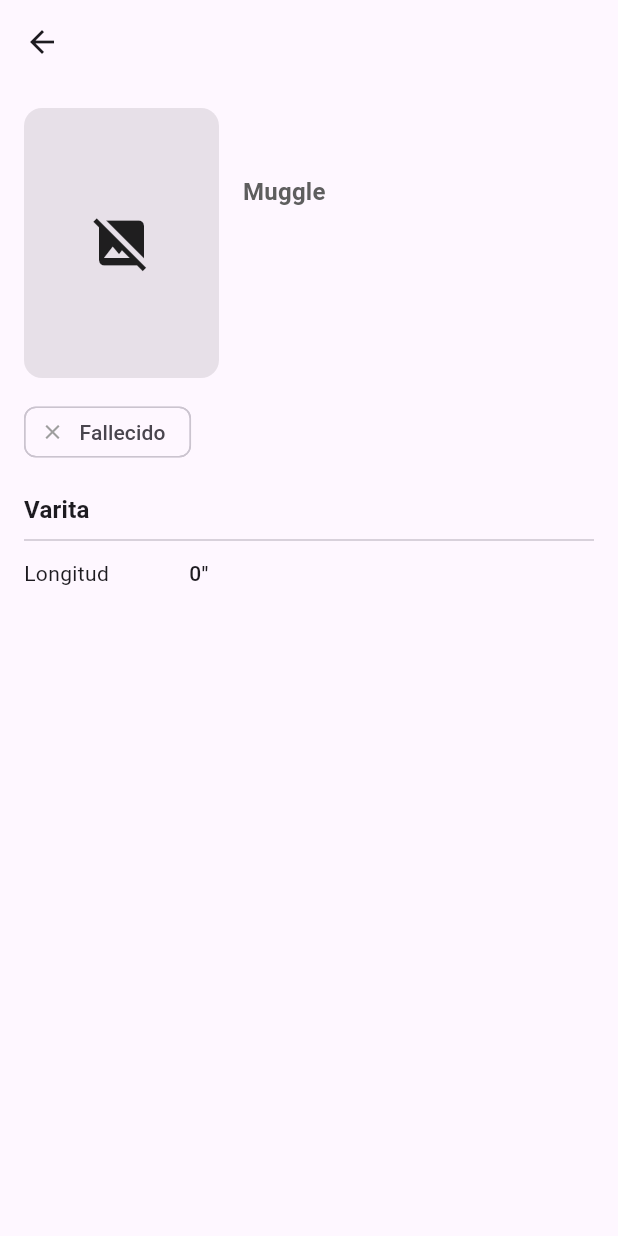
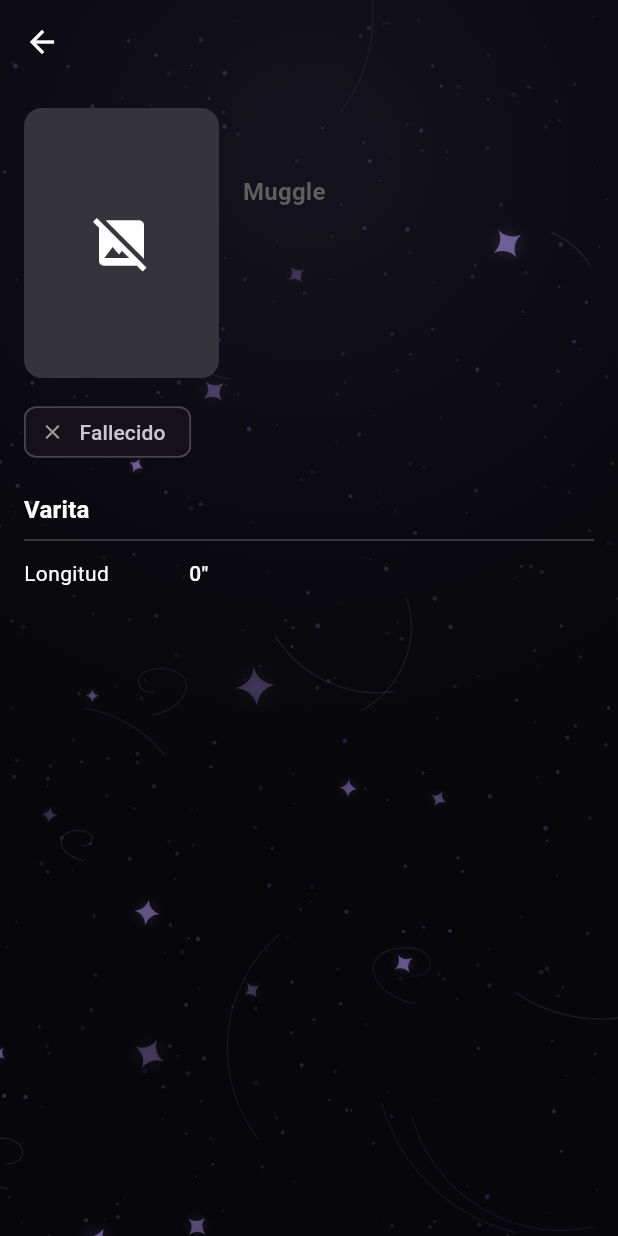
Before and after one commit to PabloMartinLopez/mundo-magico-app, a Flutter app: the CharacterTile widget shown alone on an empty page, opened directly with empty values, after a tap on the "person" icon, on a phone screen of 412 x 824 dp. Run offline on Flutter 3.47's test engine with Material 3 defaults, Android fonts, the phone set to English and light mode, and no system bars; network calls fail.

Commit message:
feat: Cambio de color background

````diff
--- a/lib/main.dart
+++ b/lib/main.dart
@@ -1,5 +1,6 @@
 import 'package:flutter/material.dart';
 import 'package:mundomagico_wiki/providers/characters_provider.dart';
+import 'package:mundomagico_wiki/providers/color_provider.dart';
 import 'package:mundomagico_wiki/screens/character_detail_screen.dart';
 import 'package:mundomagico_wiki/screens/characters_menu_screen.dart';
 import 'package:mundomagico_wiki/screens/main_menu_screen.dart';
@@ -11,6 +12,9 @@
       providers: [
         ChangeNotifierProvider(
           create: (_) => CharactersProvider()..loadCharacters(),
+        ),
+        ChangeNotifierProvider(
+          create: (_) => ColorProvider(),
         ),
       ],
       child: const MyApp(),
@@ -25,9 +29,18 @@
     return MaterialApp(
       title: 'Magic World',
       theme: ThemeData(
-        colorScheme: ColorScheme.fromSeed(seedColor: Colors.deepPurple),
-        useMaterial3: true,
-        appBarTheme: const AppBarTheme(centerTitle: true),
+        brightness: Brightness.dark,
+        scaffoldBackgroundColor: Colors.transparent,
+        textTheme: ThemeData.dark().textTheme.apply(
+          bodyColor: Colors.white,
+          displayColor: Colors.white,
+        ),
+        iconTheme: const IconThemeData(color: Colors.white),
+        appBarTheme: const AppBarTheme(
+          backgroundColor: Colors.transparent,
+          elevation: 0,
+          foregroundColor: Colors.white,
+        ),
       ),
       initialRoute: '/',
       routes: {
--- /dev/null
+++ b/lib/providers/color_provider.dart
@@ -0,0 +1,14 @@
+import 'package:flutter/cupertino.dart';
+import 'package:flutter/material.dart';
+
+class ColorProvider extends ChangeNotifier{
+  Color _color = Colors.amber;
+
+  Color get color => _color;
+
+  void changeColor(Color color){
+    _color = color;
+    notifyListeners();
+  }
+
+}
--- a/lib/screens/character_detail_screen.dart
+++ b/lib/screens/character_detail_screen.dart
@@ -3,6 +3,7 @@
 import 'package:provider/provider.dart';
 
 import '../providers/character_provider.dart';
+import '../theme/MagicPatternBackground.dart';
 
 class CharacterDetailScreen extends StatelessWidget {
   const CharacterDetailScreen({super.key});
@@ -11,8 +12,14 @@
   Widget build(BuildContext context) {
     final character = context.watch<CharacterProvider>().character;
 
-    return Scaffold(
-      appBar: AppBar(title: Text(character.name)),
+    return MagicPatternBackground(
+      accent: MagicAccents.of(character.house),
+      child: Scaffold(
+        backgroundColor: Colors.transparent,
+        appBar: AppBar(
+          title: Text(character.name),
+          backgroundColor: Colors.transparent,
+        ),
         body: ListView(
           padding: const EdgeInsets.all(16),
           children: [
@@ -58,9 +65,13 @@
             ),
             _Section(title: 'Reparto', rows: {'Actor': character.actor}),
             _ChipList(title: 'Otros nombres', values: character.alternateNames),
-          _ChipList(title: 'Otros actores', values: character.alternateActors),
+            _ChipList(
+              title: 'Otros actores',
+              values: character.alternateActors,
+            ),
             const SizedBox(height: 24),
           ],
+        ),
       ),
     );
   }
@@ -160,6 +171,7 @@
 
 class _StatusChips extends StatelessWidget {
   final Character character;
+
   const _StatusChips({required this.character});
 
   @override
--- a/lib/screens/characters_menu_screen.dart
+++ b/lib/screens/characters_menu_screen.dart
@@ -3,6 +3,8 @@
 
 import 'package:mundomagico_wiki/widgets/CharacterTile.dart';
 import '../providers/characters_provider.dart';
+import '../providers/color_provider.dart';
+import '../theme/MagicPatternBackground.dart';
 import '../widgets/BottomNavigationBar.dart';
 
 class CharacterListScreen extends StatefulWidget {
@@ -25,7 +27,9 @@
   Widget build(BuildContext context) {
     final provider = context.watch<CharactersProvider>();
 
-    return Scaffold(
+    return MagicPatternBackground(
+      accent: context.watch<ColorProvider>().color,
+      child: Scaffold(
         appBar: AppBar(title: const Text("Characters")),
         bottomNavigationBar: const Bottomnavigationbar(currentIndex: 2),
         body: Column(
@@ -52,6 +56,7 @@
             ),
             Expanded(child: _buildBody(provider)),
           ],
+        ),
       ),
     );
   }
--- a/lib/screens/main_menu_screen.dart
+++ b/lib/screens/main_menu_screen.dart
@@ -1,23 +1,28 @@
 import 'package:flutter/material.dart';
 import 'package:mundomagico_wiki/widgets/BottomNavigationBar.dart';
+import 'package:provider/provider.dart';
+
+import '../providers/color_provider.dart';
+import '../theme/MagicPatternBackground.dart';
 
 class MainMenuScreen extends StatelessWidget {
   const MainMenuScreen({super.key});
 
   @override
   Widget build(BuildContext context) {
-    return Scaffold(
-      appBar: AppBar(
-        title: Text("Magic world"),
-      ),
-      bottomNavigationBar: Bottomnavigationbar(currentIndex: 1,),
-      body: ListView(
-        children: [
-          ListTile(
-            title: Text("Characters"),
-            onTap: () => Navigator.pushNamed(context, '/characters')
-          )
-        ],
+    return MagicPatternBackground(
+      accent: context.watch<ColorProvider>().color,
+      child: Scaffold(
+        appBar: AppBar(title: Text("Magic world")),
+        bottomNavigationBar: Bottomnavigationbar(currentIndex: 1),
+        body: ListView(
+          children: [
+            ListTile(
+              title: Text("Characters"),
+              onTap: () => Navigator.pushNamed(context, '/characters'),
+            ),
+          ],
+        ),
       ),
     );
   }
--- /dev/null
+++ b/lib/theme/MagicPatternBackground.dart
@@ -0,0 +1,263 @@
+import 'dart:math' as math;
+
+import 'package:flutter/material.dart';
+
+/// Fondo con textura mágica abstracta.
+///
+/// Base casi negra + motivos dibujados en un único color de acento
+/// ([accent]) que puedes cambiar en caliente: polvo suspendido, destellos
+/// de cuatro puntas, fragmentos de órbita y volutas de humo.
+///
+/// No es un asset: se dibuja con [CustomPainter], así que no pixela, no
+/// pesa nada en el bundle y el color es una variable normal.
+///
+/// Uso típico envolviendo una pantalla entera:
+///
+/// ```dart
+/// MagicPatternBackground(
+///   accent: MagicAccents.of(character.house),
+///   child: Scaffold(
+///     backgroundColor: Colors.transparent,
+///     appBar: AppBar(backgroundColor: Colors.transparent),
+///     body: ...,
+///   ),
+/// )
+/// ```
+class MagicPatternBackground extends StatelessWidget {
+  const MagicPatternBackground({
+    super.key,
+    required this.accent,
+    this.background = const Color(0xFF07070B),
+    this.density = 1.0,
+    this.seed = 7,
+    this.child,
+  });
+
+  /// Color de todos los motivos. Cámbialo y cambia la textura entera.
+  final Color accent;
+
+  /// Color de la base. Casi negro por defecto.
+  final Color background;
+
+  /// Cantidad de motivos. 0.6 = discreto, 1.0 = normal, 1.6 = cargado.
+  final double density;
+
+  /// Misma semilla = mismo patrón siempre. Cámbiala para otra distribución.
+  final int seed;
+
+  final Widget? child;
+
+  @override
+  Widget build(BuildContext context) {
+    return RepaintBoundary(
+      child: CustomPaint(
+        painter: MagicPatternPainter(
+          accent: accent,
+          background: background,
+          density: density,
+          seed: seed,
+        ),
+        isComplex: true,
+        willChange: false,
+        child: child,
+      ),
+    );
+  }
+}
+
+/// Paleta de acentos lista para usar, por si quieres tintar el fondo
+/// según la casa del personaje que estés mostrando.
+abstract final class MagicAccents {
+  static const neutral = Color(0xFF8E7CC3);
+
+  static const _byHouse = <String, Color>{
+    'Gryffindor': Color(0xFFD32525),
+    'Slytherin': Color(0xFF2A9D6E),
+    'Ravenclaw': Color(0xFF5D8AC7),
+    'Hufflepuff': Color(0xFFE0A32E),
+  };
+
+  /// Devuelve [neutral] para casa vacía o desconocida.
+  static Color of(String house) => _byHouse[house] ?? neutral;
+}
+
+class MagicPatternPainter extends CustomPainter {
+  MagicPatternPainter({
+    required this.accent,
+    required this.background,
+    this.density = 1.0,
+    this.seed = 7,
+  });
+
+  final Color accent;
+  final Color background;
+  final double density;
+  final int seed;
+
+  /// Lado de la celda lógica. Cada celda decide sus propios motivos, así
+  /// que el patrón no se repite nunca de forma visible.
+  static const double _cell = 64;
+
+  @override
+  void paint(Canvas canvas, Size size) {
+    final rect = Offset.zero & size;
+
+    // 1. Base: casi negro con una veladura del acento arriba, para que el
+    //    fondo no sea plano y el color elegido se "note" aunque no mires
+    //    los motivos.
+    canvas.drawRect(rect, Paint()..color = background);
+    canvas.drawRect(
+      rect,
+      Paint()
+        ..shader = RadialGradient(
+          center: const Alignment(0, -0.75),
+          radius: 1.25,
+          colors: [
+            accent.withValues(alpha: 0.10),
+            accent.withValues(alpha: 0.03),
+            Colors.transparent,
+          ],
+          stops: const [0, 0.45, 1],
+        ).createShader(rect),
+    );
+
+    // 2. Motivos, celda a celda. Un margen de una celda para que los
+    //    elementos grandes puedan asomar por los bordes.
+    final cols = (size.width / _cell).ceil() + 2;
+    final rows = (size.height / _cell).ceil() + 2;
+
+    for (var cy = -1; cy < rows; cy++) {
+      for (var cx = -1; cx < cols; cx++) {
+        _paintCell(canvas, cx, cy);
+      }
+    }
+  }
+
+  void _paintCell(Canvas canvas, int cx, int cy) {
+    final rnd = math.Random(_hash(cx, cy, seed));
+    final origin = Offset(cx * _cell, cy * _cell);
+
+    // Polvo suspendido: siempre presente, es lo que da la textura.
+    final motes = (3 + rnd.nextInt(4) * density).round();
+    for (var i = 0; i < motes; i++) {
+      final p =
+          origin + Offset(rnd.nextDouble() * _cell, rnd.nextDouble() * _cell);
+      final r = 0.5 + rnd.nextDouble() * 1.1;
+      canvas.drawCircle(
+        p,
+        r,
+        Paint()
+          ..color = accent.withValues(alpha: 0.08 + rnd.nextDouble() * 0.18),
+      );
+    }
+
+    // Destello de cuatro puntas con halo. Es el motivo protagonista, así
+    // que va contado: aparece en una celda de cada cinco o seis.
+    if (rnd.nextDouble() < 0.18 * density) {
+      final c =
+          origin + Offset(rnd.nextDouble() * _cell, rnd.nextDouble() * _cell);
+      final r = 4 + rnd.nextDouble() * 9;
+      final a = 0.28 + rnd.nextDouble() * 0.42;
+
+      canvas.drawCircle(
+        c,
+        r * 1.6,
+        Paint()
+          ..shader = RadialGradient(
+            colors: [accent.withValues(alpha: a * 0.35), Colors.transparent],
+          ).createShader(Rect.fromCircle(center: c, radius: r * 1.6)),
+      );
+
+      canvas.save();
+      canvas.translate(c.dx, c.dy);
+      canvas.rotate(rnd.nextDouble() * math.pi);
+      canvas.drawPath(
+        _sparkle(r),
+        Paint()..color = accent.withValues(alpha: a),
+      );
+      canvas.restore();
+    }
+
+    // Fragmento de órbita: un arco finísimo de radio grande. Cruza varias
+    // celdas y evita que la textura parezca una cuadrícula de puntos.
+    if (rnd.nextDouble() < 0.07 * density) {
+      final c =
+          origin + Offset(rnd.nextDouble() * _cell, rnd.nextDouble() * _cell);
+      final r = 40 + rnd.nextDouble() * 90;
+      final start = rnd.nextDouble() * math.pi * 2;
+      canvas.drawArc(
+        Rect.fromCircle(center: c, radius: r),
+        start,
+        0.5 + rnd.nextDouble() * 1.1,
+        false,
+        Paint()
+          ..style = PaintingStyle.stroke
+          ..strokeWidth = 0.6 + rnd.nextDouble() * 0.5
+          ..color = accent.withValues(alpha: 0.07 + rnd.nextDouble() * 0.09),
+      );
+    }
+
+    // Voluta: una curva que se enrosca, como humo o un rastro de magia.
+    if (rnd.nextDouble() < 0.05 * density) {
+      final c =
+          origin + Offset(rnd.nextDouble() * _cell, rnd.nextDouble() * _cell);
+      final s = 18 + rnd.nextDouble() * 26;
+      final dir = rnd.nextBool() ? 1.0 : -1.0;
+
+      final path = Path()
+        ..moveTo(c.dx, c.dy)
+        ..cubicTo(
+          c.dx + s * 0.9 * dir,
+          c.dy - s * 0.2,
+          c.dx + s * 1.0 * dir,
+          c.dy - s * 1.0,
+          c.dx + s * 0.15 * dir,
+          c.dy - s * 1.0,
+        )
+        ..cubicTo(
+          c.dx - s * 0.45 * dir,
+          c.dy - s * 1.0,
+          c.dx - s * 0.40 * dir,
+          c.dy - s * 0.45,
+          c.dx + s * 0.05 * dir,
+          c.dy - s * 0.50,
+        );
+
+      canvas.drawPath(
+        path,
+        Paint()
+          ..style = PaintingStyle.stroke
+          ..strokeWidth = 0.7
+          ..strokeCap = StrokeCap.round
+          ..color = accent.withValues(alpha: 0.10 + rnd.nextDouble() * 0.10),
+      );
+    }
+  }
+
+  /// Estrella de cuatro puntas con los lados cóncavos, centrada en (0,0).
+  Path _sparkle(double r) {
+    final w = r * 0.16;
+    return Path()
+      ..moveTo(0, -r)
+      ..quadraticBezierTo(w, -w, r, 0)
+      ..quadraticBezierTo(w, w, 0, r)
+      ..quadraticBezierTo(-w, w, -r, 0)
+      ..quadraticBezierTo(-w, -w, 0, -r)
+      ..close();
+  }
+
+  /// Hash determinista: la misma celda da siempre los mismos motivos,
+  /// así el fondo no "hierve" al repintar ni al hacer scroll.
+  int _hash(int x, int y, int seed) {
+    var h = x * 374761393 + y * 668265263 + seed * 1274126177;
+    h = (h ^ (h >> 13)) * 1274126177;
+    return (h ^ (h >> 16)) & 0x7FFFFFFF;
+  }
+
+  @override
+  bool shouldRepaint(MagicPatternPainter old) =>
+      old.accent != accent ||
+          old.background != background ||
+          old.density != density ||
+          old.seed != seed;
+}
--- a/lib/widgets/CharacterTile.dart
+++ b/lib/widgets/CharacterTile.dart
@@ -1,9 +1,11 @@
 import 'package:flutter/material.dart';
 import 'package:mundomagico_wiki/models/character.dart';
 import 'package:mundomagico_wiki/providers/character_provider.dart';
+import 'package:mundomagico_wiki/providers/color_provider.dart';
 import 'package:provider/provider.dart';
 
 import '../screens/character_detail_screen.dart';
+import '../theme/MagicPatternBackground.dart';
 
 class CharacterTile extends StatelessWidget {
   final Character character;
@@ -15,6 +17,7 @@
     return ListTile(
       onTap: () {
         CharacterProvider(character);
+        context.read<ColorProvider>().changeColor(MagicAccents.of(character.house));
         Navigator.of(context).push(
           MaterialPageRoute(
             builder: (_) => ChangeNotifierProvider(
````
Lines whose indentation alone changed are shown as unchanged.
